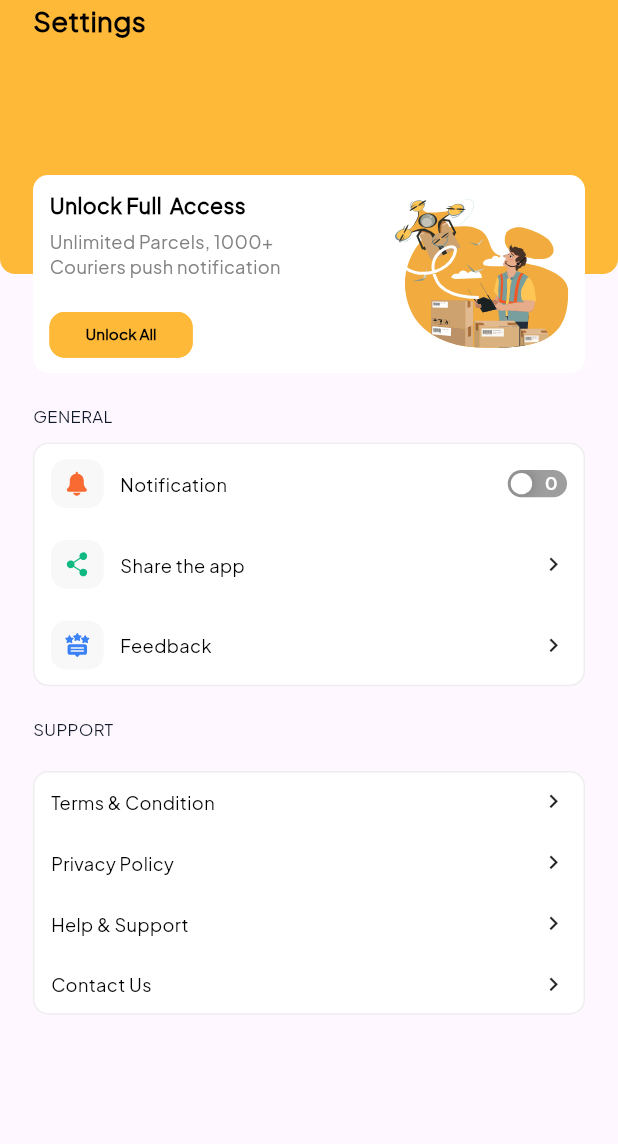
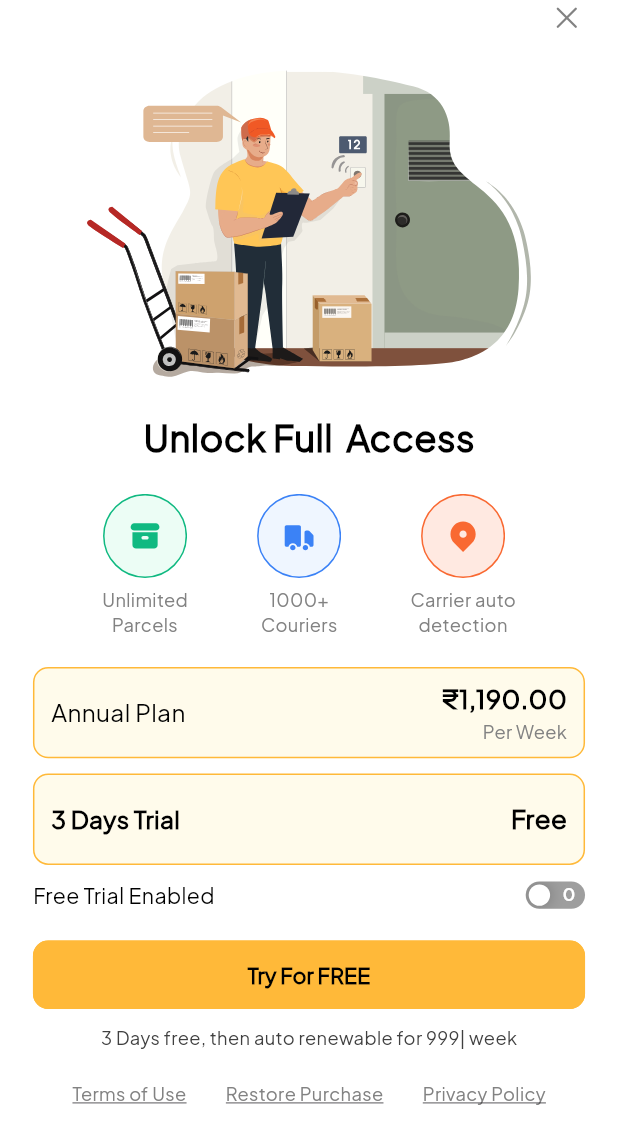
Before and after one commit to s0urav-hald3r/tracking_partner, a Flutter app: the SettingsView screen opened directly, after a tap on "Unlock All", on a phone screen of 412 x 824 dp. Shown: the top 1144 px of the screen. Run offline on Flutter 3.47's test engine with Material 3 defaults, Android fonts, the phone set to English and light mode, and no system bars; drawn by our look-alikes of flutter_advanced_switch; our stand-ins replace animated_bottom_navigation_bar, flutter_screenutil, flutter_svg, get, iconsax; missing offline and left inert: qr_code_scanner.

Commit message:
purchase plan view created

```diff
--- /dev/null
+++ b/lib/components/purchase_view/key_features.dart
@@ -0,0 +1,64 @@
+import 'package:flutter/material.dart';
+import 'package:flutter_screenutil/flutter_screenutil.dart';
+import 'package:flutter_svg/flutter_svg.dart';
+import 'package:tracking_partner/config/constants.dart';
+
+class KeyFeatures extends StatelessWidget {
+  const KeyFeatures({
+    super.key,
+  });
+
+  @override
+  Widget build(BuildContext context) {
+    return Row(
+      mainAxisAlignment: MainAxisAlignment.spaceEvenly,
+      children: [
+        Column(
+          children: [
+            SvgPicture.asset(unlimitedParcel),
+            SizedBox(height: 5.h),
+            Text(
+              'Unlimited\nParcels',
+              textAlign: TextAlign.center,
+              style: TextStyle(
+                fontSize: 12.sp,
+                fontWeight: FontWeight.w500,
+                color: greyColor,
+              ),
+            ),
+          ],
+        ),
+        Column(
+          children: [
+            SvgPicture.asset(courier),
+            SizedBox(height: 5.h),
+            Text(
+              '1000+\nCouriers',
+              textAlign: TextAlign.center,
+              style: TextStyle(
+                fontSize: 12.sp,
+                fontWeight: FontWeight.w500,
+                color: greyColor,
+              ),
+            ),
+          ],
+        ),
+        Column(
+          children: [
+            SvgPicture.asset(courierDitection),
+            SizedBox(height: 5.h),
+            Text(
+              'Carrier auto\ndetection',
+              textAlign: TextAlign.center,
+              style: TextStyle(
+                fontSize: 12.sp,
+                fontWeight: FontWeight.w500,
+                color: greyColor,
+              ),
+            ),
+          ],
+        )
+      ],
+    );
+  }
+}
--- /dev/null
+++ b/lib/components/purchase_view/plan_button.dart
@@ -0,0 +1,91 @@
+import 'package:flutter/material.dart';
+import 'package:flutter_screenutil/flutter_screenutil.dart';
+import 'package:tracking_partner/config/constants.dart';
+
+class PlanButton extends StatelessWidget {
+  const PlanButton({super.key});
+
+  @override
+  Widget build(BuildContext context) {
+    return Column(
+      children: [
+        Container(
+          width: double.infinity,
+          height: 60.h,
+          padding: EdgeInsets.symmetric(horizontal: 10.w, vertical: 8.h),
+          decoration: BoxDecoration(
+            color: const Color(0xFFFFFBEB),
+            border: Border.all(color: primaryColor),
+            borderRadius: BorderRadius.circular(10.r),
+          ),
+          child: Row(
+            mainAxisAlignment: MainAxisAlignment.spaceBetween,
+            children: [
+              Text(
+                'Annual Plan',
+                style: TextStyle(
+                  fontSize: 16.sp,
+                  fontWeight: FontWeight.w500,
+                  color: textColor,
+                ),
+              ),
+              Column(
+                crossAxisAlignment: CrossAxisAlignment.end,
+                children: [
+                  Text(
+                    '₹1,190.00',
+                    style: TextStyle(
+                      fontSize: 17.sp,
+                      fontWeight: FontWeight.w700,
+                      color: textColor,
+                    ),
+                  ),
+                  Text(
+                    'Per Week',
+                    style: TextStyle(
+                      fontSize: 12.sp,
+                      fontWeight: FontWeight.w500,
+                      color: greyColor,
+                    ),
+                  ),
+                ],
+              ),
+            ],
+          ),
+        ),
+        SizedBox(height: 10.h),
+        Container(
+          width: double.infinity,
+          height: 60.h,
+          padding: EdgeInsets.symmetric(horizontal: 10.w, vertical: 8.h),
+          decoration: BoxDecoration(
+            color: const Color(0xFFFFFBEB),
+            border: Border.all(color: primaryColor),
+            borderRadius: BorderRadius.circular(10.r),
+          ),
+          child: Row(
+            mainAxisAlignment: MainAxisAlignment.spaceBetween,
+            children: [
+              Text(
+                '3 Days Trial',
+                style: TextStyle(
+                  fontSize: 16.sp,
+                  fontWeight: FontWeight.w700,
+                  color: textColor,
+                ),
+              ),
+              Text(
+                'Free',
+                style: TextStyle(
+                  fontSize: 17.sp,
+                  fontWeight: FontWeight.w800,
+                  color: textColor,
+                ),
+              ),
+            ],
+          ),
+        ),
+      ],
+    );
+  }
+}
--- /dev/null
+++ b/lib/components/purchase_view/purchase_links.dart
@@ -0,0 +1,43 @@
+import 'package:flutter/material.dart';
+import 'package:flutter_screenutil/flutter_screenutil.dart';
+import 'package:tracking_partner/config/constants.dart';
+
+class PurchaseLinks extends StatelessWidget {
+  const PurchaseLinks({super.key});
+
+  @override
+  Widget build(BuildContext context) {
+    return Row(
+      mainAxisAlignment: MainAxisAlignment.spaceEvenly,
+      children: [
+        Text(
+          'Terms of Use',
+          style: TextStyle(
+            fontSize: 12.sp,
+            fontWeight: FontWeight.w400,
+            color: greyColor,
+            decoration: TextDecoration.underline,
+          ),
+        ),
+        Text(
+          'Restore Purchase',
+          style: TextStyle(
+            fontSize: 12.sp,
+            fontWeight: FontWeight.w400,
+            color: greyColor,
+            decoration: TextDecoration.underline,
+          ),
+        ),
+        Text(
+          'Privacy Policy',
+          style: TextStyle(
+            fontSize: 12.sp,
+            fontWeight: FontWeight.w400,
+            color: greyColor,
+            decoration: TextDecoration.underline,
+          ),
+        ),
+      ],
+    );
+  }
+}
--- a/lib/components/settings_view/top_section.dart
+++ b/lib/components/settings_view/top_section.dart
@@ -1,7 +1,9 @@
+import 'package:flutter/cupertino.dart';
 import 'package:flutter/material.dart';
 import 'package:flutter_screenutil/flutter_screenutil.dart';
 import 'package:flutter_svg/flutter_svg.dart';
 import 'package:tracking_partner/config/constants.dart';
+import 'package:tracking_partner/views/purchase_view.dart';
 
 class TopSection extends StatelessWidget {
   const TopSection({super.key});
@@ -28,6 +30,7 @@ class TopSection extends StatelessWidget {
             20.w,
             20.h,
           ),
+          margin: EdgeInsets.only(bottom: 65.h),
           child: Text(
             'Settings',
             textAlign: TextAlign.start,
@@ -39,7 +42,7 @@ class TopSection extends StatelessWidget {
           ),
         ),
         Positioned(
-          bottom: -65.h,
+          top: 115.h,
           child: Container(
             width: 335.w,
             height: 130.h,
@@ -81,6 +84,11 @@ class TopSection extends StatelessWidget {
                       child: ElevatedButton(
                         onPressed: () {
                           // Define action here
+                          Navigator.push(
+                            context,
+                            CupertinoPageRoute(
+                                builder: (context) => const PurchaseView()),
+                          );
                         },
                         child: Text(
                           'Unlock All',
--- a/lib/config/constants.dart
+++ b/lib/config/constants.dart
@@ -15,6 +15,11 @@ const String barcode = 'assets/svgs/barcode.svg';
 const String share = 'assets/svgs/share.svg';
 const String feedback = 'assets/svgs/feedback.svg';
 const String bell = 'assets/svgs/bell.svg';
+const String close = 'assets/svgs/close.svg';
+const String premiumBaner = 'assets/svgs/premium_baner.svg';
+const String courier = 'assets/svgs/courier.svg';
+const String unlimitedParcel = 'assets/svgs/unlimited_parcel.svg';
+const String courierDitection = 'assets/svgs/courier_detection.svg';
 
 // String constants
 const String onboardingOneTitle = 'See the full tracking history';
--- /dev/null
+++ b/lib/views/purchase_view.dart
@@ -0,0 +1,110 @@
+import 'package:flutter/material.dart';
+import 'package:flutter_advanced_switch/flutter_advanced_switch.dart';
+import 'package:flutter_screenutil/flutter_screenutil.dart';
+import 'package:flutter_svg/flutter_svg.dart';
+import 'package:tracking_partner/components/purchase_view/key_features.dart';
+import 'package:tracking_partner/components/purchase_view/plan_button.dart';
+import 'package:tracking_partner/components/purchase_view/purchase_links.dart';
+import 'package:tracking_partner/config/constants.dart';
+
+class PurchaseView extends StatefulWidget {
+  const PurchaseView({super.key});
+
+  @override
+  State<PurchaseView> createState() => _PurchaseViewState();
+}
+
+class _PurchaseViewState extends State<PurchaseView> {
+  final _controller = ValueNotifier<bool>(false);
+
+  @override
+  Widget build(BuildContext context) {
+    return Scaffold(
+      backgroundColor: Colors.white,
+      body: Padding(
+        padding: EdgeInsets.symmetric(horizontal: 20.w),
+        child: Column(
+          children: [
+            SizedBox(height: MediaQuery.of(context).padding.top),
+            Row(
+              mainAxisAlignment: MainAxisAlignment.end,
+              children: [
+                InkWell(
+                  onTap: () {
+                    Navigator.pop(context);
+                  },
+                  child: SvgPicture.asset(close),
+                )
+              ],
+            ),
+            SvgPicture.asset(premiumBaner),
+            Text(
+              'Unlock Full  Access',
+              style: TextStyle(
+                fontSize: 24.sp,
+                fontWeight: FontWeight.w700,
+                color: textColor,
+              ),
+            ),
+            SizedBox(height: 20.h),
+            const KeyFeatures(),
+            SizedBox(height: 20.h),
+            const PlanButton(),
+            SizedBox(height: 10.h),
+            Row(
+              mainAxisAlignment: MainAxisAlignment.spaceBetween,
+              children: [
+                Text(
+                  'Free Trial Enabled',
+                  style: TextStyle(
+                    fontSize: 14.sp,
+                    fontWeight: FontWeight.w500,
+                    color: textColor,
+                  ),
+                ),
+                AdvancedSwitch(
+                  controller: _controller,
+                  activeColor: Colors.green,
+                  inactiveColor: Colors.grey,
+                  activeChild: const Text('I'),
+                  inactiveChild: const Text('O'),
+                  width: 36.w,
+                  height: 18.h,
+                  enabled: true,
+                ),
+              ],
+            ),
+            SizedBox(height: 20.h),
+            SizedBox(
+              height: 45.h,
+              width: double.infinity,
+              child: ElevatedButton(
+                onPressed: () {
+                  // Define action here
+                },
+                child: Text(
+                  'Try For FREE',
+                  style: TextStyle(
+                    fontSize: 14.sp,
+                    fontWeight: FontWeight.w700,
+                  ),
+                ),
+              ),
+            ),
+            SizedBox(height: 10.h),
+            Text(
+              '3 Days free, then auto renewable for 999| week',
+              style: TextStyle(
+                fontSize: 12.sp,
+                fontWeight: FontWeight.w500,
+                color: secondaryColor,
+              ),
+            ),
+            SizedBox(height: 20.h),
+            const PurchaseLinks()
+          ],
+        ),
+      ),
+    );
+  }
+}
--- a/lib/views/settings_view.dart
+++ b/lib/views/settings_view.dart
@@ -19,7 +19,7 @@ class _SettingsViewState extends State<SettingsView> {
         crossAxisAlignment: CrossAxisAlignment.start,
         children: [
           const TopSection(),
-          SizedBox(height: (65 + 20).h),
+          SizedBox(height: 20.h),
           Padding(
             padding: EdgeInsets.only(left: 20.w),
             child: Text(
```
Also changed, not shown: assets/svgs/close.svg (added), assets/svgs/courier.svg (added), assets/svgs/courier_detection.svg (added), assets/svgs/premium_baner.svg (added), assets/svgs/unlimited_parcel.svg (added).
